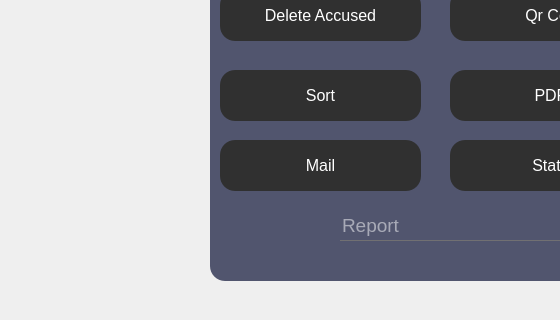
HediLengliz/Smart_Court_2A25, file mainwindow.ui: the form before one commit; both pictures show x 0 to 560 and y 280 to 600 of the 1140 by 600 pixel window.
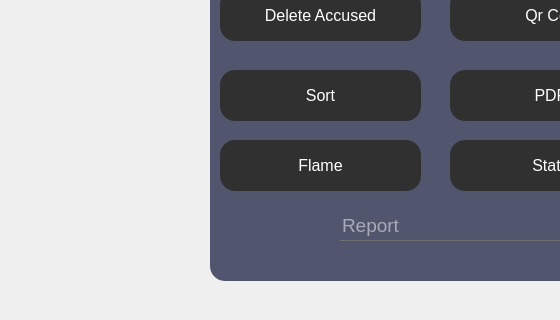
The form after the commit. Icons and pictures are not drawn.

Patch:
```diff
--- a/mainwindow.ui
+++ b/mainwindow.ui
@@ -599,7 +599,7 @@
 }</string>
      </property>
      <property name="text">
-      <string>Mail</string>
+      <string>Flame</string>
      </property>
      <property name="icon">
       <iconset>
```
Left out of the diff: 2 changed lines with no effect on the pictures.
